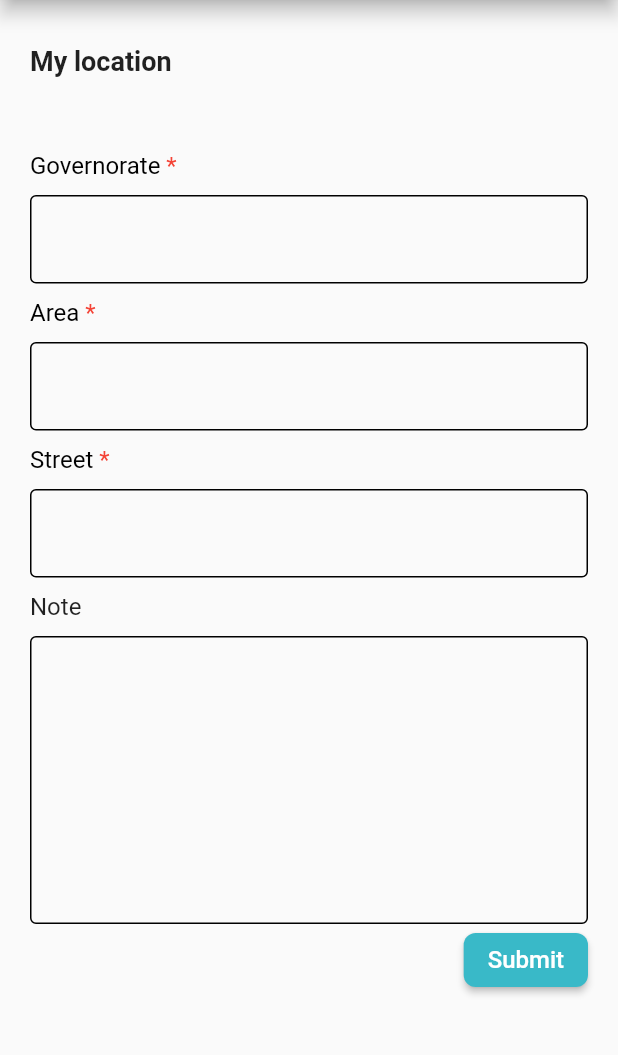
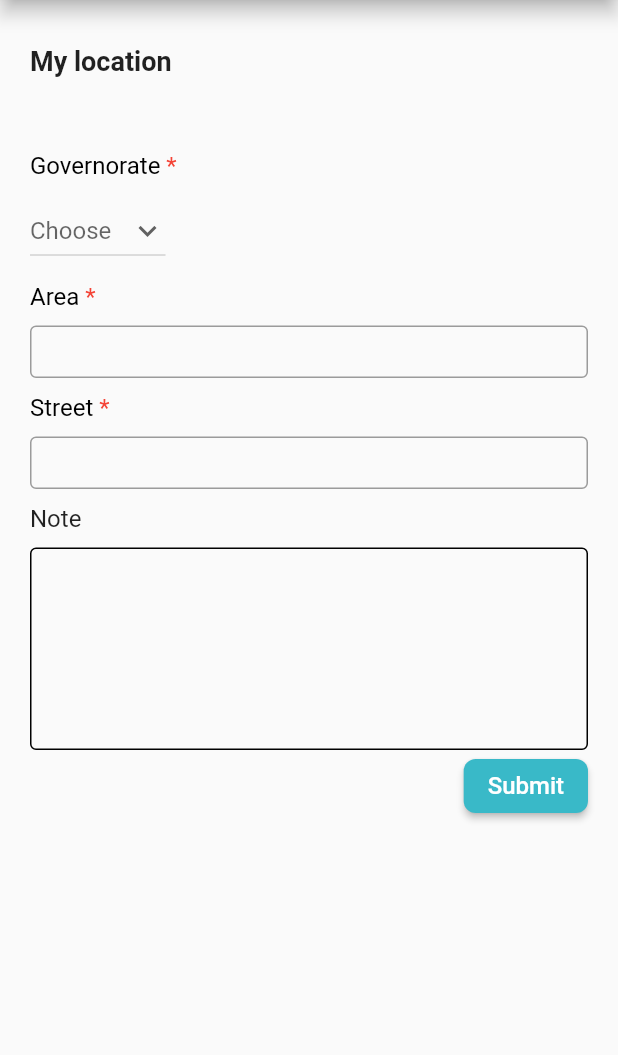
Before and after one commit to SheriffOladejo/gp2, a Flutter app: the EnterManualLocation screen opened directly, on a phone screen of 412 x 824 dp, the part 84-1139 px from its top. Run offline on Flutter 3.47's test engine with Material 2 defaults, Android fonts, the phone set to English and light mode, and no system bars.

Commit message:
Default commit

```diff
--- a/lib/views/enter_manual_location.dart
+++ b/lib/views/enter_manual_location.dart
@@ -10,6 +10,23 @@ class EnterManualLocation extends StatefulWidget {
 }
 
 class _EnterManualLocationState extends State<EnterManualLocation> {
+
+  var governorate_list = [
+    "Amman",
+    "Al-Zarqa",
+    "Ajloun",
+    "Al-Aqaba",
+    "Al-Balqa",
+    "Al-Karak",
+    "Al-Tafilah",
+    "Irbid",
+    "Jerash",
+    "Ma'an",
+    "Madaba",
+    "Mafraq",
+  ];
+  String selected_governotate;
+
   @override
   Widget build(BuildContext context) {
     return Scaffold(
@@ -56,14 +73,27 @@ class _EnterManualLocationState extends State<EnterManualLocation> {
                 ),
               ),
               Container(height: 10,),
-              TextFormField(
-                decoration: const InputDecoration(
-                  focusedBorder: OutlineInputBorder(
-                    borderSide: BorderSide(color: Colors.black, width: 1.0),
-                  ),
-                  enabledBorder: OutlineInputBorder(
-                    borderSide: BorderSide(color: Colors.black, width: 1.0),
-                  ),
+              Container(
+                child: Column(
+                  mainAxisAlignment: MainAxisAlignment.center,
+                  children: [
+                    DropdownButton<String>(
+                      hint: Text("Choose"),
+                      value: selected_governotate,
+                      icon: Icon(Icons.keyboard_arrow_down),
+                      items: governorate_list.map((items) {
+                        return DropdownMenuItem(
+                          value: items,
+                          child: Text(items),
+                        );
+                      }).toList(),
+                      onChanged: (newValue) {
+                        setState(() {
+                          selected_governotate = newValue;
+                        });
+                      },
+                    ),
+                  ],
                 ),
               ),
               Container(height: 10,),
@@ -85,14 +115,12 @@ class _EnterManualLocationState extends State<EnterManualLocation> {
                 ),
               ),
               Container(height: 10,),
-              TextFormField(
-                decoration: const InputDecoration(
-                  focusedBorder: OutlineInputBorder(
-                    borderSide: BorderSide(color: Colors.black, width: 1.0),
-                  ),
-                  enabledBorder: OutlineInputBorder(
-                    borderSide: BorderSide(color: Colors.black, width: 1.0),
-                  ),
+              TextField(
+                decoration: InputDecoration(
+                  border: OutlineInputBorder(),
+                  labelText: '',
+                  isDense: true,                      // Added this
+                  contentPadding: EdgeInsets.all(8),  // Added this
                 ),
               ),
               Container(height: 10,),
@@ -114,14 +142,12 @@ class _EnterManualLocationState extends State<EnterManualLocation> {
                 ),
               ),
               Container(height: 10,),
-              TextFormField(
-                decoration: const InputDecoration(
-                  focusedBorder: OutlineInputBorder(
-                    borderSide: BorderSide(color: Colors.black, width: 1.0),
-                  ),
-                  enabledBorder: OutlineInputBorder(
-                    borderSide: BorderSide(color: Colors.black, width: 1.0),
-                  ),
+              TextField(
+                decoration: InputDecoration(
+                  border: OutlineInputBorder(),
+                  labelText: '',
+                  isDense: true,                      // Added this
+                  contentPadding: EdgeInsets.all(8),  // Added this
                 ),
               ),
               Container(height: 10,),
@@ -140,8 +166,8 @@ class _EnterManualLocationState extends State<EnterManualLocation> {
                   ),
                   hintText: '',
                 ),
-                minLines: 8,
-                maxLines: 10,
+                minLines: 5,
+                maxLines: 6,
               ),
               Row(
                 mainAxisAlignment: MainAxisAlignment.spaceBetween,
--- a/lib/views/lodge_complaint.dart
+++ b/lib/views/lodge_complaint.dart
@@ -95,8 +95,8 @@ class _LodgeComplaintState extends State<LodgeComplaint> {
                   ),
                   hintText: 'Write extra notes...',
                 ),
-                minLines: 8,
-                maxLines: 10,
+                minLines: 6,
+                maxLines: 8,
               ),
               Container(height: 10,),
               Row(
```
